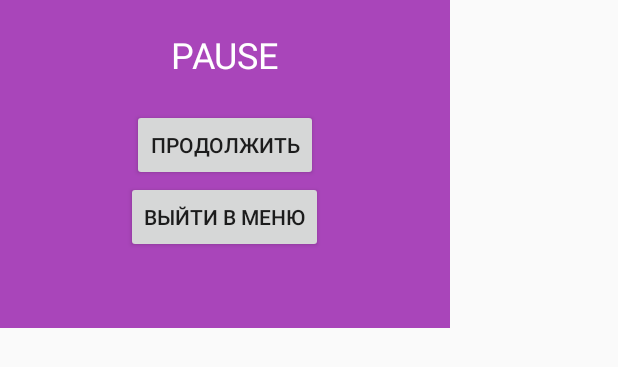
After one commit to AlmasSinev/SpaceStrategy, an Android app: the layout pause_dialog.xml on its own in the app's theme, with its tools: preview values and no code run, on a phone screen of 412 x 824 dp. The commit adds this screen. Shown: the top 367 px of the screen. Run offline under Robolectric (Android 15) with nearby library versions, the phone set to English and light mode, and no system bars.

Commit message:
Добавлено меню паузы

```diff
--- /dev/null
+++ b/app/src/main/res/layout/pause_dialog.xml
@@ -0,0 +1,32 @@
+<?xml version="1.0" encoding="utf-8"?>
+<LinearLayout xmlns:android="http://schemas.android.com/apk/res/android"
+    android:orientation="vertical"
+    android:layout_width="300dp"
+    android:layout_height="wrap_content"
+    android:background="#DA9C27B0"
+    android:paddingBottom="50dp">
+
+    <TextView
+        android:layout_width="wrap_content"
+        android:layout_height="wrap_content"
+        android:text="PAUSE"
+        android:textSize="24dp"
+        android:textColor="#fff"
+        android:layout_gravity="center"
+        android:layout_margin="20dp"/>
+
+    <Button
+        android:layout_width="wrap_content"
+        android:layout_height="wrap_content"
+        android:id="@+id/btn_continue"
+        android:text="Продолжить"
+        android:layout_gravity="center"/>
+
+    <Button
+        android:layout_width="wrap_content"
+        android:layout_height="wrap_content"
+        android:id="@+id/btn_home"
+        android:text="Выйти в меню"
+        android:layout_gravity="center"/>
+
+</LinearLayout>
```
Also changed, not shown: app/src/main/java/com/plassrever/spacestrategy/MainActivity.java (+36 -2 lines), app/src/main/res/layout/activity_main.xml (+8 -0 lines).
